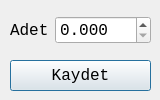
First picture: the form in stokgircikdialog.ui, repository mamoo81/bhss, before the edit.
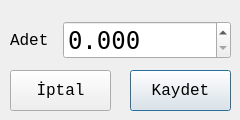
Second picture: the form after the edit. Icons and pictures are not drawn.

```diff
--- a/stokgircikdialog.ui
+++ b/stokgircikdialog.ui
@@ -6,20 +6,20 @@
    <rect>
     <x>0</x>
     <y>0</y>
-    <width>160</width>
-    <height>100</height>
+    <width>240</width>
+    <height>120</height>
    </rect>
   </property>
   <property name="minimumSize">
    <size>
-    <width>160</width>
-    <height>100</height>
+    <width>240</width>
+    <height>120</height>
    </size>
   </property>
   <property name="maximumSize">
    <size>
-    <width>160</width>
-    <height>100</height>
+    <width>240</width>
+    <height>140</height>
    </size>
   </property>
   <property name="font">
@@ -34,10 +34,10 @@
   <widget class="QPushButton" name="pushButton">
    <property name="geometry">
     <rect>
-     <x>10</x>
-     <y>60</y>
-     <width>141</width>
-     <height>31</height>
+     <x>130</x>
+     <y>70</y>
+     <width>101</width>
+     <height>41</height>
     </rect>
    </property>
    <property name="text">
@@ -48,13 +48,13 @@
      <normaloff>:/images/ui/check.png</normaloff>:/images/ui/check.png</iconset>
    </property>
   </widget>
-  <widget class="QWidget" name="">
+  <widget class="QWidget" name="layoutWidget">
    <property name="geometry">
     <rect>
      <x>10</x>
      <y>10</y>
-     <width>141</width>
-     <height>41</height>
+     <width>221</width>
+     <height>61</height>
     </rect>
    </property>
    <layout class="QHBoxLayout" name="horizontalLayout">
@@ -67,6 +67,12 @@
     </item>
     <item>
      <widget class="QDoubleSpinBox" name="doubleSpinBox">
+      <property name="font">
+       <font>
+        <family>Bitstream Vera Sans Mono</family>
+        <pointsize>18</pointsize>
+       </font>
+      </property>
       <property name="decimals">
        <number>3</number>
       </property>
@@ -77,6 +83,23 @@
     </item>
    </layout>
   </widget>
+  <widget class="QPushButton" name="iptalpushButton">
+   <property name="geometry">
+    <rect>
+     <x>10</x>
+     <y>70</y>
+     <width>101</width>
+     <height>41</height>
+    </rect>
+   </property>
+   <property name="text">
+    <string>İptal</string>
+   </property>
+   <property name="icon">
+    <iconset resource="images.qrc">
+     <normaloff>:/images/ui/remove.png</normaloff>:/images/ui/remove.png</iconset>
+   </property>
+  </widget>
  </widget>
  <resources>
   <include location="images.qrc"/>
```
